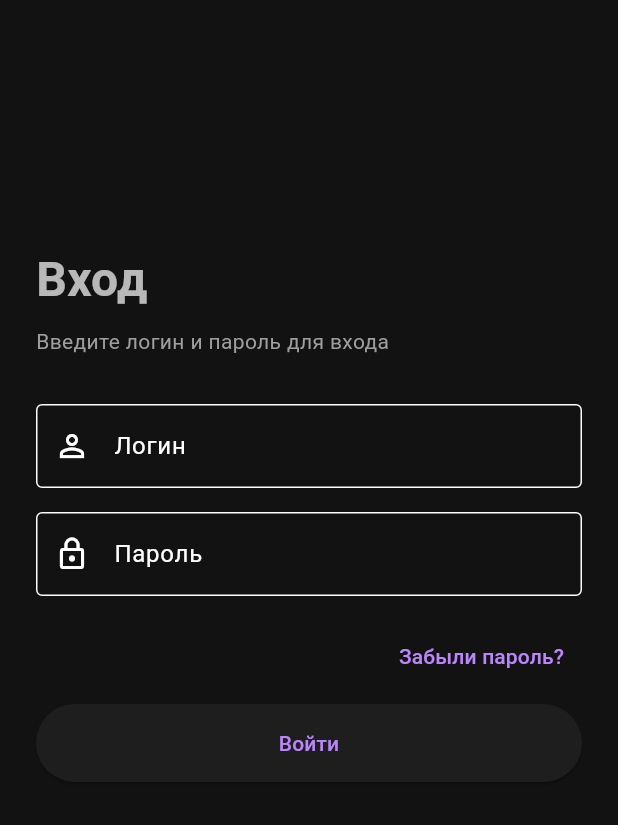
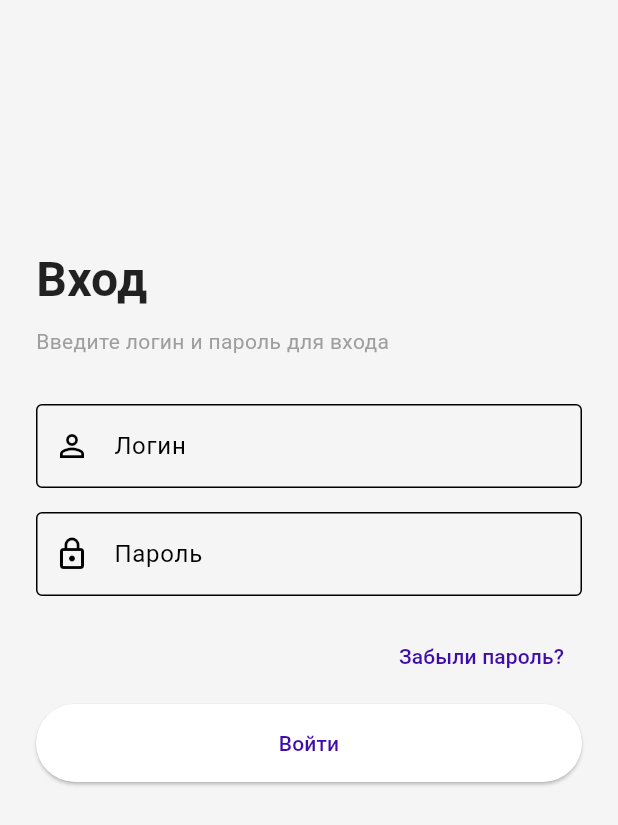
Before and after one commit to PPnGGn/fake_store, a Flutter app: the screen it shows after launch, on a phone screen of 412 x 824 dp. Shown: the top 825 px of the screen. Run offline on Flutter 3.47's test engine with Material 3 defaults, Android fonts, the phone set to English and light mode, and no system bars; our stand-ins replace auto_route, bloc, flutter_bloc, freezed_annotation, shared_preferences; Roboto replaces fonts that are missing (Montserrat).

Commit message:
Enable light/dark theme switching with shared preferences

```diff
--- a/lib/core/route_wrapper/home_wrapper.dart
+++ b/lib/core/route_wrapper/home_wrapper.dart
@@ -32,11 +32,10 @@ class HomeWrapperPage extends StatelessWidget {
         return Scaffold(
           body: child,
           bottomNavigationBar: BottomNavigationBar(
-            backgroundColor: const Color(0xFF1A1A1A), // Тёмно-серый фон
-            selectedItemColor: const Color(0xFFBB86FC), // Активный элемент (фиолетовый)
-            unselectedItemColor: Colors.white60, // Неактивные элементы (серые)
             currentIndex: tabsRouter.activeIndex,
             type: BottomNavigationBarType.fixed,
+            showSelectedLabels: false,
+            showUnselectedLabels: false,
             onTap: (index) {
               tabsRouter.setActiveIndex(index);
             },
--- a/lib/main.dart
+++ b/lib/main.dart
@@ -1,42 +1,47 @@
+import 'package:fake_store/repositories/settings/settings_repository.dart';
+import 'package:fake_store/ui/profile/settings/cubit/settings_cubit.dart';
+import 'package:fake_store/utils/extensions%20/app_theme.dart';
 import 'package:flutter/material.dart';
+import 'package:flutter_bloc/flutter_bloc.dart';
+import 'package:shared_preferences/shared_preferences.dart';
 
 import 'core/router/app_router.dart';
 
-void main() {
-  runApp( MyApp());
+Future<void> main() async {
+  WidgetsFlutterBinding.ensureInitialized();
+  final SharedPreferences prefs = await SharedPreferences.getInstance();
+
+  runApp(MyApp(preferences: prefs,));
 }
 
-class MyApp extends StatelessWidget {
-   MyApp({super.key});
+class MyApp extends StatefulWidget {
+  MyApp({super.key, required this.preferences});
+  final SharedPreferences preferences;
 
+  @override
+  State<MyApp> createState() => _MyAppState();
+}
+
+class _MyAppState extends State<MyApp> {
   final _appRouter = AppRouter();
+
   @override
-  Widget build(BuildContext context){
-    return MaterialApp.router(
-      theme: ThemeData(
-        useMaterial3: true,
-        fontFamily: 'Montserrat',
-        brightness: Brightness.dark,
-        scaffoldBackgroundColor: const Color(0xFF121212),
-        cardColor: const Color(0xFF1E1E1E),
-        colorScheme: const ColorScheme.dark(
-          primary: Color(0xFFBB86FC),
-          secondary: Color(0xFF03DAC6),
-          surface: Color(0xFF1E1E1E),
-          error: Color(0xFFCF6679),
-        ),
-        appBarTheme: const AppBarTheme(
-          surfaceTintColor: Color(0xFF121212), // цвет аппбара, когда под ним что-то есть
-          backgroundColor: Color(0xFF121212),
-          foregroundColor: Colors.white,
-          elevation: 0,
-        ),
-        textTheme: const TextTheme(
-          bodyLarge: TextStyle(color: Colors.white),
-          bodyMedium: TextStyle(color: Colors.white70),
-        ),
+  Widget build(BuildContext context) {
+    final settingsRepository = SettingsRepository(
+      preferences: widget.preferences,
+    );
+    return BlocProvider(
+      create: (context) => SettingsCubit(settingsRepository: settingsRepository),
+      child: BlocBuilder<SettingsCubit, SettingsState>(
+        builder: (context, state) {
+          return MaterialApp.router(
+            theme: AppTheme.lightTheme,
+            darkTheme: AppTheme.darkTheme,
+            themeMode: state == const SettingsState.dark() ? ThemeMode.dark : ThemeMode.light,
+            routerConfig: _appRouter.config(),
+          );
+        },
       ),
-      routerConfig: _appRouter.config(),
     );
   }
 }
--- /dev/null
+++ b/lib/repositories/settings/settings_repository.dart
@@ -0,0 +1,24 @@
+import 'package:fake_store/repositories/settings/settings_repository_interface.dart';
+import 'package:flutter/material.dart';
+import 'package:shared_preferences/shared_preferences.dart';
+
+class SettingsRepository implements SettingsRepositoryInterface {
+  SettingsRepository({required this.preferences});
+
+  final SharedPreferences preferences;
+
+  static const _isDarkThemeSelectedKey = 'dark_theme_selected';
+
+  @override
+  bool isDarkThemeSelected() {
+    final selected = preferences.getBool(_isDarkThemeSelectedKey);
+    return selected ?? false;
+  }
+
+  @override
+  Future<void> setDarkThemeSelected(bool selected) async {
+    await preferences.setBool(_isDarkThemeSelectedKey, selected);
+  }
+
+
+}
--- /dev/null
+++ b/lib/repositories/settings/settings_repository_interface.dart
@@ -0,0 +1,4 @@
+abstract interface class SettingsRepositoryInterface{
+  bool isDarkThemeSelected();
+  Future<void> setDarkThemeSelected(bool selected);
+}
--- a/lib/ui/products/products/products_page.dart
+++ b/lib/ui/products/products/products_page.dart
@@ -46,7 +46,7 @@ class _ProductsPageState extends State<ProductsPage> {
 }
 
 class _ProductsCard extends StatelessWidget {
-  const _ProductsCard({super.key});
+  const _ProductsCard();
 
   @override
   Widget build(BuildContext context) {
@@ -81,14 +81,12 @@ class _ProductsCard extends StatelessWidget {
                 ),
               ),
             ),
-            const SizedBox(height: 12),
+           const Spacer(),
             const Text(
               'product.title',
               maxLines: 2,
               overflow: TextOverflow.ellipsis,
-              style: TextStyle(
-                fontWeight: FontWeight.w600,
-              ),
+
             ),
             const Spacer(),
             Row(
@@ -96,10 +94,7 @@ class _ProductsCard extends StatelessWidget {
               children: [
                 const Text(
                   '\$222',
-                  style: TextStyle(
-                    fontWeight: FontWeight.bold,
-                    color: Colors.greenAccent,
-                  ),
+
                 ),
                 IconButton(
                   onPressed: () {},
--- /dev/null
+++ b/lib/ui/profile/settings/cubit/settings_cubit.dart
@@ -0,0 +1,34 @@
+import 'package:bloc/bloc.dart';
+import 'package:fake_store/repositories/settings/settings_repository_interface.dart';
+
+import 'package:freezed_annotation/freezed_annotation.dart';
+
+part 'settings_state.dart';
+
+part 'settings_cubit.freezed.dart';
+
+class SettingsCubit extends Cubit<SettingsState> {
+  SettingsCubit({required SettingsRepositoryInterface settingsRepository})
+      : _settingsRepository = settingsRepository,
+        super(
+        const SettingsState.light(),
+      ) {
+    _checkSelectedTheme();
+  }
+
+  final SettingsRepositoryInterface _settingsRepository;
+
+  Future<void> toggleTheme() async {
+    if (state is _Light) {
+      emit(const _Dark());
+    } else {
+      emit(const _Light());
+    }
+    await _settingsRepository.setDarkThemeSelected(SettingsState.dark() == _Dark());
+  }
+
+  void _checkSelectedTheme(){
+    final appTheme = _settingsRepository.isDarkThemeSelected() ? _Dark() : _Light();
+    emit(appTheme);
+  }
+}
--- /dev/null
+++ b/lib/ui/profile/settings/cubit/settings_state.dart
@@ -0,0 +1,7 @@
+part of 'settings_cubit.dart';
+
+@freezed
+class SettingsState with _$SettingsState {
+  const factory SettingsState.light() = _Light;
+  const factory SettingsState.dark() = _Dark;
+}
--- a/lib/ui/profile/settings/settings_page.dart
+++ b/lib/ui/profile/settings/settings_page.dart
@@ -1,6 +1,7 @@
-import 'package:auto_route/annotations.dart';
 import 'package:auto_route/auto_route.dart';
+import 'package:fake_store/ui/profile/settings/cubit/settings_cubit.dart';
 import 'package:flutter/material.dart';
+import 'package:flutter_bloc/flutter_bloc.dart';
 
 @RoutePage()
 class SettingsPage extends StatelessWidget {
@@ -8,28 +9,27 @@ class SettingsPage extends StatelessWidget {
 
   @override
   Widget build(BuildContext context) {
-    bool isDarkMode = false; // временно, для вида
-
     return Scaffold(
       appBar: AppBar(
         title: const Text("Настройки"),
         centerTitle: true,
       ),
-      body: ListView(
+      body: BlocBuilder<SettingsCubit, SettingsState>(
+        builder: (context, state) {
+          return ListView(
             children: [
               const SizedBox(height: 16),
               const Padding(
                 padding: EdgeInsets.symmetric(horizontal: 16),
                 child: Text(
                   "Общие",
-              style: TextStyle(fontSize: 18, fontWeight: FontWeight.bold),
                 ),
               ),
               const SizedBox(height: 8),
               SwitchListTile(
-            value: isDarkMode,
+                value: state == const SettingsState.dark(),
                 onChanged: (val) {
-              // TODO: переключить тему
+                  context.read<SettingsCubit>().toggleTheme();
                 },
                 title: const Text("Тёмная тема"),
                 secondary: const Icon(Icons.dark_mode),
@@ -39,18 +39,14 @@ class SettingsPage extends StatelessWidget {
                 title: const Text("Язык"),
                 subtitle: const Text("Русский"),
                 trailing: const Icon(Icons.arrow_forward_ios, size: 16),
-            onTap: () {
-              // TODO: выбор языка
-            },
+                onTap: () {},
               ),
               ListTile(
                 leading: const Icon(Icons.notifications),
                 title: const Text("Уведомления"),
                 trailing: Switch(
                   value: true,
-              onChanged: (val) {
-                // TODO: переключить уведомления
-              },
+                  onChanged: (val) {},
                 ),
               ),
               const Divider(height: 32),
@@ -65,10 +61,8 @@ class SettingsPage extends StatelessWidget {
                 leading: const Icon(Icons.lock),
                 title: const Text("Сменить пароль"),
                 trailing: const Icon(Icons.arrow_forward_ios, size: 16),
-            onTap: () {
-              AutoRouter.of(context).navigatePath('change_password');
-              // TODO: переход к смене пароля
-            },
+                onTap: () =>
+                    AutoRouter.of(context).navigatePath('change_password'),
               ),
               ListTile(
                 leading: const Icon(Icons.delete),
@@ -87,13 +81,14 @@ class SettingsPage extends StatelessWidget {
                   icon: const Icon(Icons.logout),
                   label: const Text("Выйти из аккаунта"),
                   style: ElevatedButton.styleFrom(
-                backgroundColor: Colors.redAccent,
-                foregroundColor: Colors.white,
+
                     padding: const EdgeInsets.symmetric(vertical: 14),
                   ),
                 ),
               )
             ],
+          );
+        },
       ),
     );
   }
--- /dev/null
+++ b/lib/utils/extensions /app_colors.dart
@@ -0,0 +1,36 @@
+import 'dart:ui';
+
+class AppColors {
+
+  static const Color white = Color(0xFFFFFFFF);
+  static const Color grayF0 = Color(0xFFF0F0F0);
+  static const Color grayFA = Color(0xFFFAFAFA);
+  static const Color grayF5 = Color(0xFFF5F5F5);
+  static const Color grayED = Color(0xFFEDEDED);
+  static const Color grayEA = Color(0xFFEAEAEA);
+  static const Color grayDE = Color(0xFFDEDEDE);
+  static const Color grayC2 = Color(0xFFC2C2C2);
+  static const Color grayB0 = Color(0xFFB0B0B0);
+  static const Color gray87 = Color(0xFF878787);
+  static const Color gray82 = Color(0xFF828282);
+  static const Color gray7B = Color(0xFF7B7B7B);
+  static const Color gray6A = Color(0xFF6A6A6A);
+  static const Color gray5A = Color(0xFF5A5A5A);
+  static const Color gray53 = Color(0xFF535353);
+  static const Color gray39 = Color(0xFF393939);
+  static const Color gray37 = Color(0xFF373737);
+  static const Color gray33 = Color(0xFF333333);
+  static const Color gray31 = Color(0xFF313131);
+  static const Color gray10 = Color(0xFF101010);
+  static const Color black = Color(0xFF000000);
+
+  static const Color redB00020 = Color(0xFFB00020);
+  static const Color purple3E0CA9 = Color(0xFF3E0CA9);
+  static const Color black1E = Color(0xFF1E1E1E);
+  static const Color black12 = Color(0xFF121212);
+  static const Color purpleBB86FC =  Color(0xFFBB86FC);
+  static const Color green03DAC6 = Color(0xFF03DAC6);
+  static const Color redCF6679 = Color(0xFFCF6679);
+
+
+}
--- /dev/null
+++ b/lib/utils/extensions /app_theme.dart
@@ -0,0 +1,68 @@
+import 'package:flutter/material.dart';
+
+import 'app_colors.dart';
+
+class AppTheme {
+  static ThemeData lightTheme = ThemeData(
+    useMaterial3: true,
+    fontFamily: 'Montserrat',
+    brightness: Brightness.light,
+    scaffoldBackgroundColor: const Color(0xFFF5F5F5),
+    cardColor: AppColors.white,
+    colorScheme: const ColorScheme.light(
+      primary: AppColors.purple3E0CA9,
+      secondary: AppColors.green03DAC6,
+      surface: Colors.white,
+      error: AppColors.redB00020,
+    ),
+    appBarTheme: const AppBarTheme(
+      surfaceTintColor: AppColors.white,
+      backgroundColor: AppColors.white,
+      foregroundColor: AppColors.black,
+      elevation: 0,
+    ),
+    bottomNavigationBarTheme: const BottomNavigationBarThemeData(
+      backgroundColor: Colors.white,
+      selectedItemColor: AppColors.purple3E0CA9,
+      unselectedItemColor: Colors.black54,
+      elevation: 8,
+      type: BottomNavigationBarType.fixed,
+    ),
+    textTheme: const TextTheme(
+      bodyLarge: TextStyle(color: Colors.black),
+      bodyMedium: TextStyle(color: Colors.black87),
+      titleMedium: TextStyle(color: AppColors.purple3E0CA9),
+    ),
+  );
+
+  static ThemeData darkTheme = ThemeData(
+    useMaterial3: true,
+    fontFamily: 'Montserrat',
+    brightness: Brightness.dark,
+    scaffoldBackgroundColor: AppColors.black12,
+    cardColor: AppColors.black1E,
+    colorScheme: const ColorScheme.dark(
+      primary: AppColors.purpleBB86FC,
+      secondary: AppColors.green03DAC6,
+      surface: AppColors.black1E,
+      error: AppColors.redCF6679,
+    ),
+    bottomNavigationBarTheme: const BottomNavigationBarThemeData(
+      backgroundColor: AppColors.black1E,
+      selectedItemColor: AppColors.purpleBB86FC,
+      unselectedItemColor: AppColors.gray82,
+      elevation: 8,
+      type: BottomNavigationBarType.fixed,
+    ),
+    appBarTheme: const AppBarTheme(
+      surfaceTintColor: AppColors.black12,
+      backgroundColor: AppColors.black12,
+      foregroundColor: AppColors.white,
+      elevation: 0,
+    ),
+    textTheme: const TextTheme(
+      bodyLarge: TextStyle(color: AppColors.white),
+      bodyMedium: TextStyle(color: AppColors.white),
+    ),
+  );
+}
--- a/pubspec.yaml
+++ b/pubspec.yaml
@@ -31,16 +31,19 @@ dependencies:
   flutter:
     sdk: flutter
   cupertino_icons: ^1.0.8
+  flutter_bloc: ^9.1.0
+  freezed_annotation: ^3.0.0
   retrofit: ^4.4.0
   logger: ^2.4.0  # for logging purpose
   json_annotation: ^4.9.0
   dio: ^5.8.0+1
   auto_route: ^10.0.1
-
+  shared_preferences: ^2.5.3
 
 dev_dependencies:
   flutter_test:
     sdk: flutter
+  freezed: ^3.0.4
   retrofit_generator: '>=8.0.0 <10.0.0' # for Dart 3.3 use ^9.0.0
   build_runner: ^2.3.3
   json_serializable: ^6.8.0
```
Also changed, not shown: lib/ui/profile/settings/cubit/settings_cubit.freezed.dart (added), pubspec.lock, 85 other files. Lines whose indentation alone changed are shown as unchanged.
